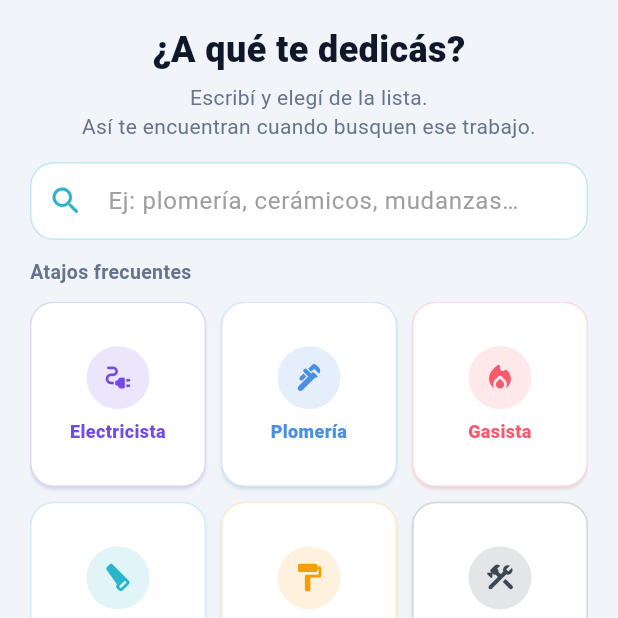
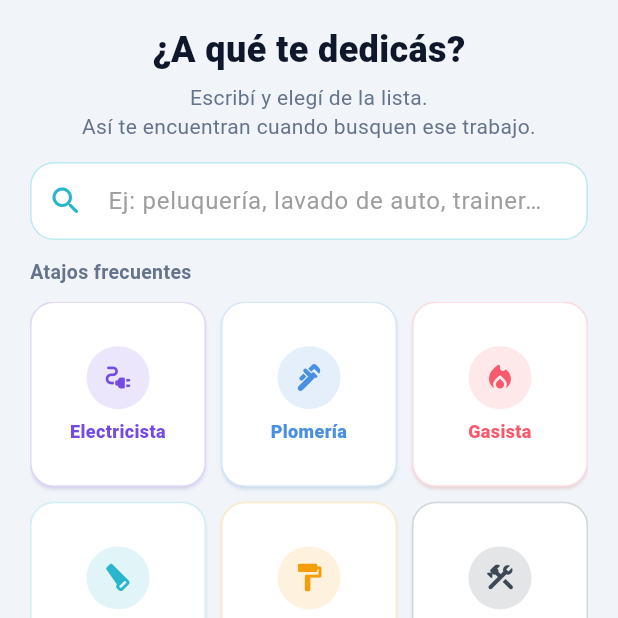
Before and after one commit to gdemagistre-hub/puelo-infra, a Flutter app: the EligeOficioWidget screen opened by its route, on a phone screen of 412 x 824 dp, the top half of it. Run offline on Flutter 3.47's test engine with Material 3 defaults, Android fonts, the phone set to English and light mode, and no system bars; our stand-ins replace audioplayers, cloud_firestore, cloud_functions, firebase_auth, firebase_core, firebase_messaging and 6 more; missing offline and left inert: cryptography, firebase_app_check, google_mlkit_text_recognition; accounts and stored records are empty; project files that could hold a hidden picture were left out.

Commit message:
EligeOficio: atajos peluquer\u00eda, lavado auto, trainer, ni\u00f1era.

```diff
--- a/lib/elige_oficio.dart
+++ b/lib/elige_oficio.dart
@@ -33,6 +33,10 @@ class _EligeOficioWidgetState extends State<EligeOficioWidget> {
     {'id': 'herreria', 'label': 'Herrería', 'icon': Icons.hardware_rounded, 'color': Color(0xFF78716C)},
     {'id': 'mudanzas', 'label': 'Mudanzas', 'icon': Icons.local_shipping_rounded, 'color': Color(0xFFEA580C)},
     {'id': 'cerrajeria', 'label': 'Cerrajería', 'icon': Icons.lock_rounded, 'color': Color(0xFF475569)},
+    {'id': 'peluqueria', 'label': 'Peluquería', 'icon': Icons.content_cut_rounded, 'color': Color(0xFFDB2777)},
+    {'id': 'lavado_auto', 'label': 'Lavado auto', 'icon': Icons.local_car_wash_rounded, 'color': Color(0xFF0369A1)},
+    {'id': 'personal_trainer', 'label': 'Trainer', 'icon': Icons.fitness_center_rounded, 'color': Color(0xFF15803D)},
+    {'id': 'ninera', 'label': 'Niñera', 'icon': Icons.child_care_rounded, 'color': Color(0xFF7C3AED)},
   ];
 
   final TextEditingController _searchCtrl = TextEditingController();
@@ -341,7 +345,7 @@ class _EligeOficioWidgetState extends State<EligeOficioWidget> {
                 textInputAction: TextInputAction.search,
                 onChanged: _onSearchChanged,
                 decoration: InputDecoration(
-                  hintText: 'Ej: plomería, cerámicos, mudanzas…',
+                  hintText: 'Ej: peluquería, lavado de auto, trainer…',
                   prefixIcon: const Icon(Icons.search_rounded, color: _teal),
                   suffixIcon: _searchCtrl.text.isEmpty
                       ? null
```
